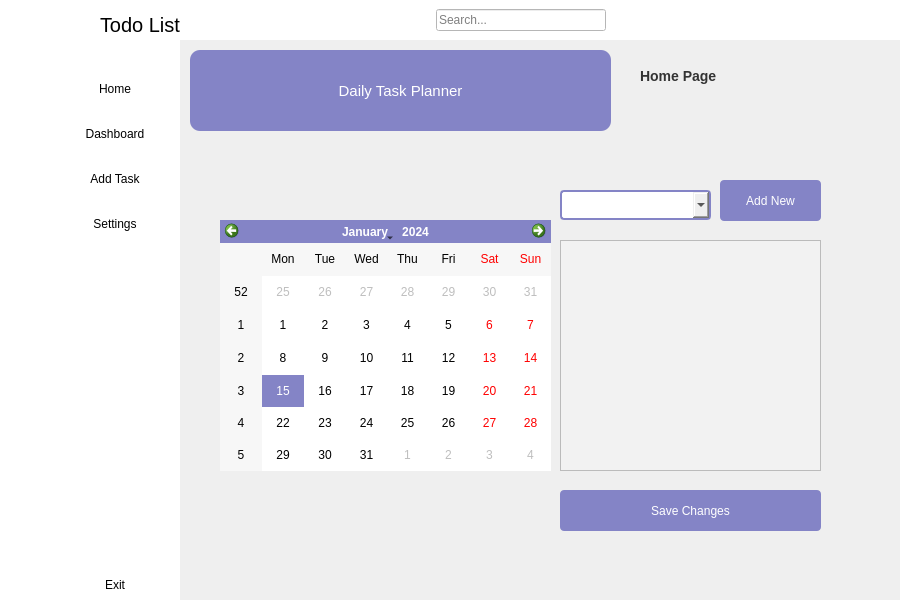
The window that sidebar.ui (SafiyeNurOnder/todo_list) describes before a commit, drawn with Qt 5.
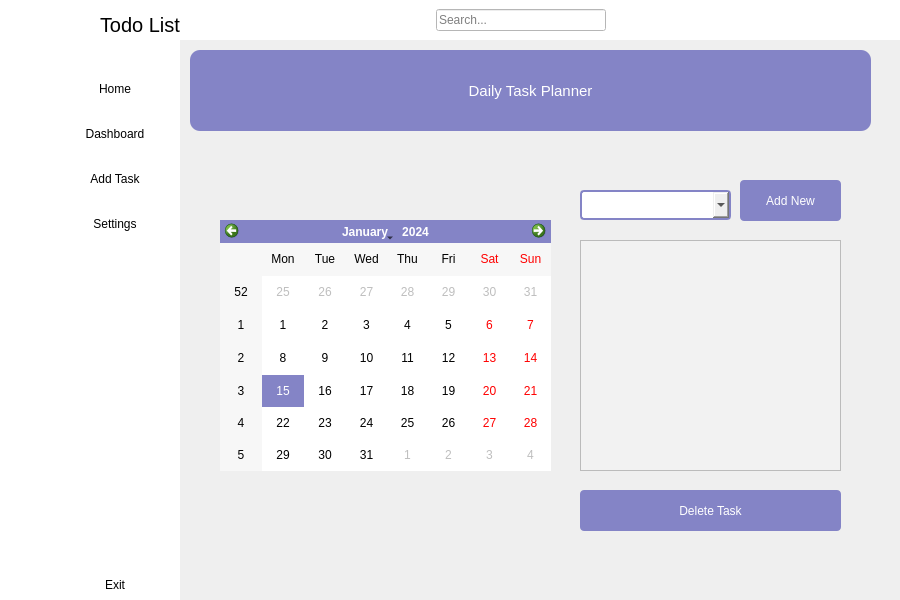
The same window after the commit. The open tabs and pages were chosen to show the change. Icons and pictures are not drawn.

What changed in the file:
```diff
--- a/sidebar.ui
+++ b/sidebar.ui
@@ -25,7 +25,18 @@
   <property name="windowTitle">
    <string>MainWindow</string>
   </property>
+  <property name="styleSheet">
+   <string notr="true"/>
+  </property>
   <widget class="QWidget" name="centralwidget">
+   <property name="styleSheet">
+    <string notr="true">body {
+    background-image: url(:/icon/icons/background.jpeg);
+    background-size: cover; /* veya contain */
+    background-repeat: no-repeat;
+    background-attachment: fixed; /* Sayfayı kaydırırken arka planın sabit kalmasını sağlar, isteğe bağlı */
+}</string>
+   </property>
    <layout class="QGridLayout" name="gridLayout">
     <property name="leftMargin">
      <number>0</number>
@@ -454,32 +465,12 @@
           <number>5</number>
          </property>
          <widget class="QWidget" name="page_home">
-          <widget class="QLabel" name="label_4">
-           <property name="geometry">
-            <rect>
-             <x>460</x>
-             <y>10</y>
-             <width>161</width>
-             <height>51</height>
-            </rect>
-           </property>
-           <property name="font">
-            <font>
-             <pointsize>-1</pointsize>
-             <weight>75</weight>
-             <bold>true</bold>
-            </font>
-           </property>
-           <property name="text">
-            <string>Home Page</string>
-           </property>
-          </widget>
           <widget class="QLabel" name="label_8">
            <property name="geometry">
             <rect>
              <x>10</x>
              <y>10</y>
-             <width>421</width>
+             <width>681</width>
              <height>81</height>
             </rect>
            </property>
@@ -502,7 +493,7 @@
             <rect>
              <x>30</x>
              <y>120</y>
-             <width>641</width>
+             <width>651</width>
              <height>401</height>
             </rect>
            </property>
@@ -528,7 +519,7 @@
            <widget class="QListWidget" name="listWidget">
             <property name="geometry">
              <rect>
-              <x>350</x>
+              <x>370</x>
               <y>80</y>
               <width>261</width>
               <height>231</height>
@@ -538,7 +529,7 @@
            <widget class="QPushButton" name="pushButton_savechanges">
             <property name="geometry">
              <rect>
-              <x>350</x>
+              <x>370</x>
               <y>330</y>
               <width>261</width>
               <height>41</height>
@@ -548,7 +539,7 @@
              <string notr="true"/>
             </property>
             <property name="text">
-             <string>Save Changes</string>
+             <string>Delete Task</string>
             </property>
             <property name="icon">
              <iconset resource="resource.qrc">
@@ -559,7 +550,7 @@
            <widget class="QPushButton" name="pushButton_addnew">
             <property name="geometry">
              <rect>
-              <x>510</x>
+              <x>530</x>
               <y>20</y>
               <width>101</width>
               <height>41</height>
@@ -580,7 +571,7 @@
            <widget class="QComboBox" name="comboBox_addnewtask">
             <property name="geometry">
              <rect>
-              <x>350</x>
+              <x>370</x>
               <y>30</y>
               <width>151</width>
               <height>30</height>
```
Left out of the diff: 14 changed lines with no effect on the pictures.
